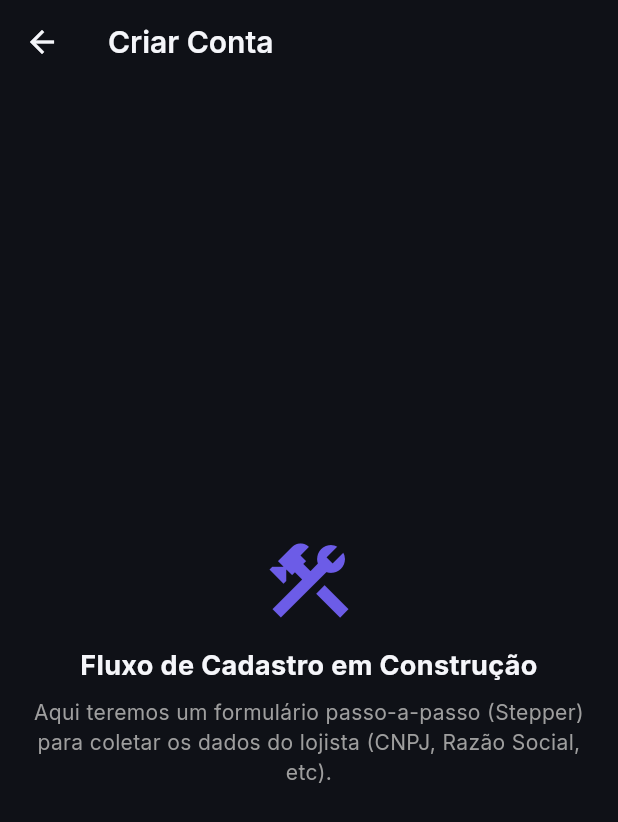
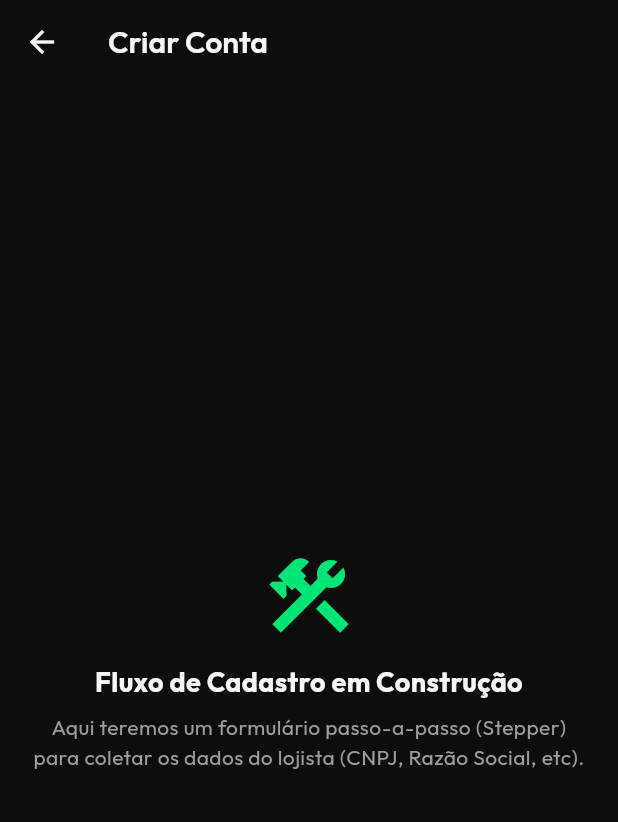
Before and after one commit to rotciWictor/flowpay, a Flutter app: the screen it shows after launch, after a tap on "Não tem uma conta? Cadastre-se", on a phone screen of 412 x 824 dp. Shown: the top 822 px of the screen. Run offline on Flutter 3.47's test engine with Material 3 defaults, Android fonts, the phone set to English and light mode, and no system bars; our stand-ins replace dartz, equatable, flutter_bloc, flutter_dotenv, get_it, go_router and 2 more; missing offline and left inert: country_flags, money2; accounts and stored records are empty; network calls fail.

Commit message:
feat(theme): update app theme and colors for dark fintech style, add splash screen gradient

```diff
--- a/lib/app/theme/app_colors.dart
+++ b/lib/app/theme/app_colors.dart
@@ -6,17 +6,18 @@ import 'package:flutter/material.dart';
 /// All colors are defined here — widgets never use hardcoded hex values.
 abstract class AppColors {
   // ── Backgrounds ──
-  static const background = Color(0xFF0F1117);
-  static const surface = Color(0xFF1A1D27);
-  static const surfaceVariant = Color(0xFF242836);
-  static const surfaceHighlight = Color(0xFF2D3142);
+  static const background = Color(0xFF0D0D0D); // Charcoal/Dark lead
+  static const surface = Color(0xFF1A1A1A); // Slightly lighter for cards
+  static const surfaceVariant = Color(0xFF242424);
+  static const surfaceHighlight = Color(0xFF2D2D2D);
 
   // ── Brand ──
-  static const primary = Color(0xFF6C5CE7);
-  static const primaryLight = Color(0xFFA29BFE);
-  static const primaryDark = Color(0xFF5A4BD1);
+  static const primary = Color(0xFF00E676); // Neon Green
+  static const primaryGradientEnd = Color(0xFF00E5FF); // Cyan Blue
+  static const primaryDark = Color(0xFF00B248);
 
   // ── Semantic ──
+  static const successMint = Color(0xFF4ADE80); // Mint Green for text/lists
   static const success = Color(0xFF00B894);
   static const successLight = Color(0xFF00B894);
   static const error = Color(0xFFFF6B6B);
--- a/lib/app/theme/app_theme.dart
+++ b/lib/app/theme/app_theme.dart
@@ -13,13 +13,13 @@ abstract class AppTheme {
       useMaterial3: true,
       brightness: Brightness.dark,
       scaffoldBackgroundColor: AppColors.background,
-      fontFamily: GoogleFonts.inter().fontFamily,
+      fontFamily: GoogleFonts.outfit().fontFamily,
 
       // ── Color Scheme ──
       colorScheme: const ColorScheme.dark(
         primary: AppColors.primary,
         onPrimary: Colors.white,
-        secondary: AppColors.primaryLight,
+        secondary: AppColors.primaryGradientEnd,
         surface: AppColors.surface,
         onSurface: AppColors.textPrimary,
         error: AppColors.error,
@@ -33,7 +33,7 @@ abstract class AppTheme {
         scrolledUnderElevation: 0,
         centerTitle: false,
         systemOverlayStyle: SystemUiOverlayStyle.light,
-        titleTextStyle: GoogleFonts.inter(
+        titleTextStyle: GoogleFonts.outfit(
           fontSize: 20,
           fontWeight: FontWeight.w600,
           color: AppColors.textPrimary,
@@ -82,11 +82,11 @@ abstract class AppTheme {
           borderRadius: BorderRadius.circular(12),
           borderSide: const BorderSide(color: AppColors.error, width: 1),
         ),
-        hintStyle: GoogleFonts.inter(
+        hintStyle: GoogleFonts.outfit(
           color: AppColors.textTertiary,
           fontSize: 14,
         ),
-        labelStyle: GoogleFonts.inter(
+        labelStyle: GoogleFonts.outfit(
           color: AppColors.textSecondary,
           fontSize: 14,
         ),
@@ -102,7 +102,7 @@ abstract class AppTheme {
           shape: RoundedRectangleBorder(
             borderRadius: BorderRadius.circular(12),
           ),
-          textStyle: GoogleFonts.inter(
+          textStyle: GoogleFonts.outfit(
             fontSize: 16,
             fontWeight: FontWeight.w600,
           ),
@@ -112,8 +112,8 @@ abstract class AppTheme {
       // ── Text Buttons ──
       textButtonTheme: TextButtonThemeData(
         style: TextButton.styleFrom(
-          foregroundColor: AppColors.primaryLight,
-          textStyle: GoogleFonts.inter(
+          foregroundColor: AppColors.primary,
+          textStyle: GoogleFonts.outfit(
             fontSize: 14,
             fontWeight: FontWeight.w600,
           ),
@@ -123,13 +123,13 @@ abstract class AppTheme {
       // ── Outlined Buttons ──
       outlinedButtonTheme: OutlinedButtonThemeData(
         style: OutlinedButton.styleFrom(
-          foregroundColor: AppColors.primaryLight,
+          foregroundColor: AppColors.primary,
           side: const BorderSide(color: AppColors.border),
           padding: const EdgeInsets.symmetric(horizontal: 24, vertical: 14),
           shape: RoundedRectangleBorder(
             borderRadius: BorderRadius.circular(12),
           ),
-          textStyle: GoogleFonts.inter(
+          textStyle: GoogleFonts.outfit(
             fontSize: 14,
             fontWeight: FontWeight.w600,
           ),
@@ -154,7 +154,7 @@ abstract class AppTheme {
       // ── Snackbar ──
       snackBarTheme: SnackBarThemeData(
         backgroundColor: AppColors.surfaceVariant,
-        contentTextStyle: GoogleFonts.inter(
+        contentTextStyle: GoogleFonts.outfit(
           color: AppColors.textPrimary,
           fontSize: 14,
         ),
--- a/lib/features/auth/presentation/pages/splash_page.dart
+++ b/lib/features/auth/presentation/pages/splash_page.dart
@@ -3,6 +3,7 @@ import 'package:flutter_bloc/flutter_bloc.dart';
 import 'package:go_router/go_router.dart';
 import 'package:flowpay/features/auth/presentation/cubit/auth_cubit.dart';
 import 'package:flowpay/features/auth/presentation/cubit/auth_state.dart';
+import 'package:flowpay/app/theme/app_colors.dart';
 
 class SplashPage extends StatefulWidget {
   const SplashPage({super.key});
@@ -45,7 +46,23 @@ class _SplashPageState extends State<SplashPage> {
                 width: 150,
               ),
               const SizedBox(height: 24),
-              const CircularProgressIndicator(),
+              SizedBox(
+                width: 40,
+                height: 40,
+                child: ShaderMask(
+                  blendMode: BlendMode.srcIn,
+                  shaderCallback: (bounds) {
+                    return const SweepGradient(
+                      colors: [AppColors.primary, AppColors.primaryGradientEnd, AppColors.primary],
+                    ).createShader(bounds);
+                  },
+                  child: const CircularProgressIndicator(
+                    strokeWidth: 4,
+                    valueColor: AlwaysStoppedAnimation<Color>(Colors.white),
+                    backgroundColor: Colors.transparent,
+                  ),
+                ),
+              ),
             ],
           ),
         ),
```
